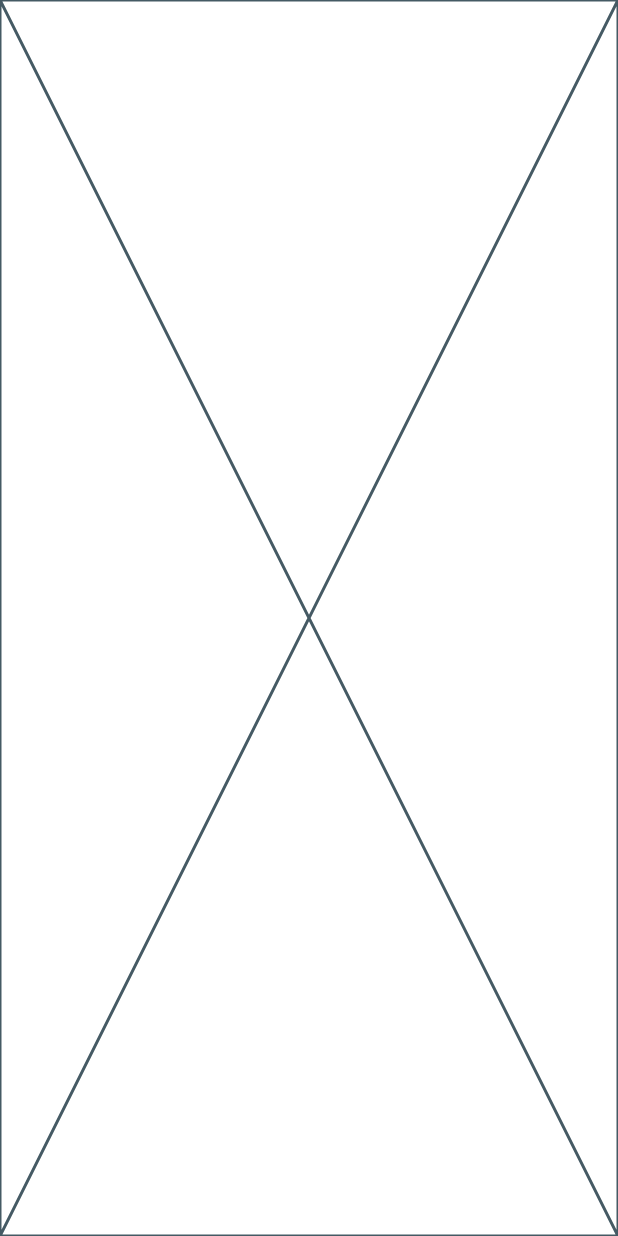
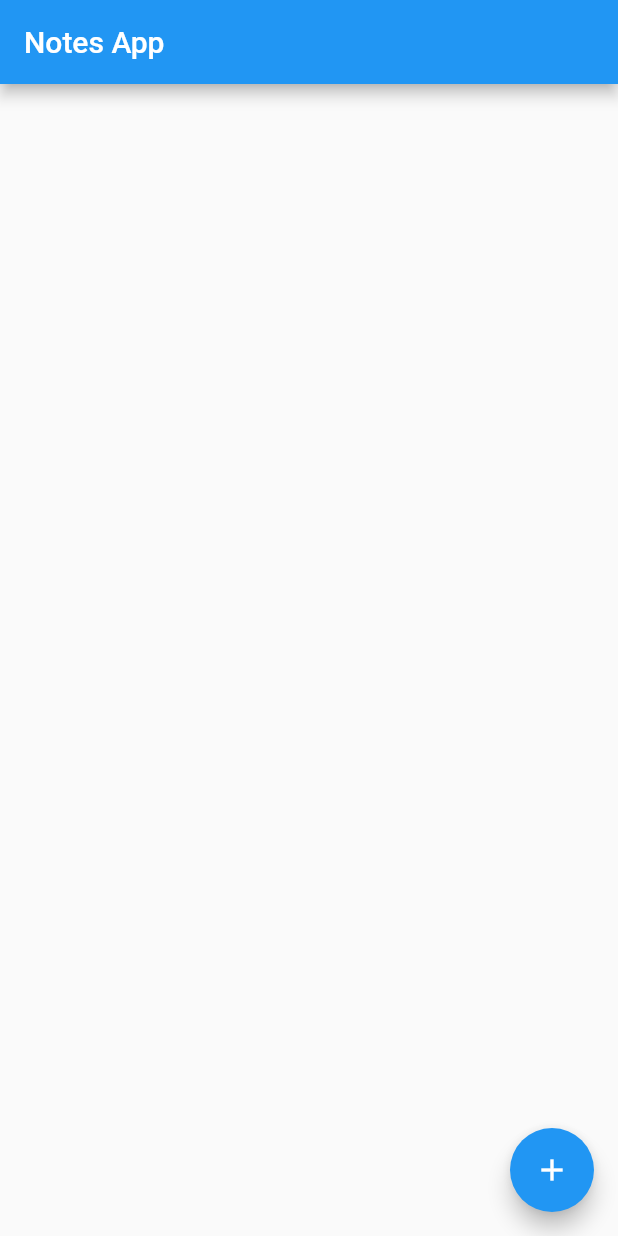
Before and after one commit to SoroushBeigi/notes_app, a Flutter app: the screen it shows after launch, on a phone screen of 412 x 824 dp. Run offline on Flutter 3.47's test engine with Material 2 defaults, Android fonts, the phone set to English and light mode, and no system bars; our stand-ins replace bloc, freezed_annotation, get_it, hive, hive_flutter; accounts and stored records are empty.

Commit message:
main page design

```diff
--- /dev/null
+++ b/lib/core/constants.dart
@@ -0,0 +1,3 @@
+class Constants{
+  static const appName = 'Notes App';
+}
--- a/lib/notes_feature/presentation/notes_page.dart
+++ b/lib/notes_feature/presentation/notes_page.dart
@@ -1,4 +1,5 @@
 import 'package:flutter/material.dart';
+import 'package:notes/core/constants.dart';
 
 class NotesPage extends StatefulWidget {
   const NotesPage({super.key});
@@ -10,6 +11,12 @@ class NotesPage extends StatefulWidget {
 class _NotesPageState extends State<NotesPage> {
   @override
   Widget build(BuildContext context) {
-    return const Placeholder();
+    return Scaffold(
+      appBar: AppBar(
+        title: const Text(Constants.appName),
+      ),
+      floatingActionButton:
+          FloatingActionButton(onPressed: () {}, child: const Icon(Icons.add)),
+    );
   }
 }
```
Also changed, not shown: 1 other file.
